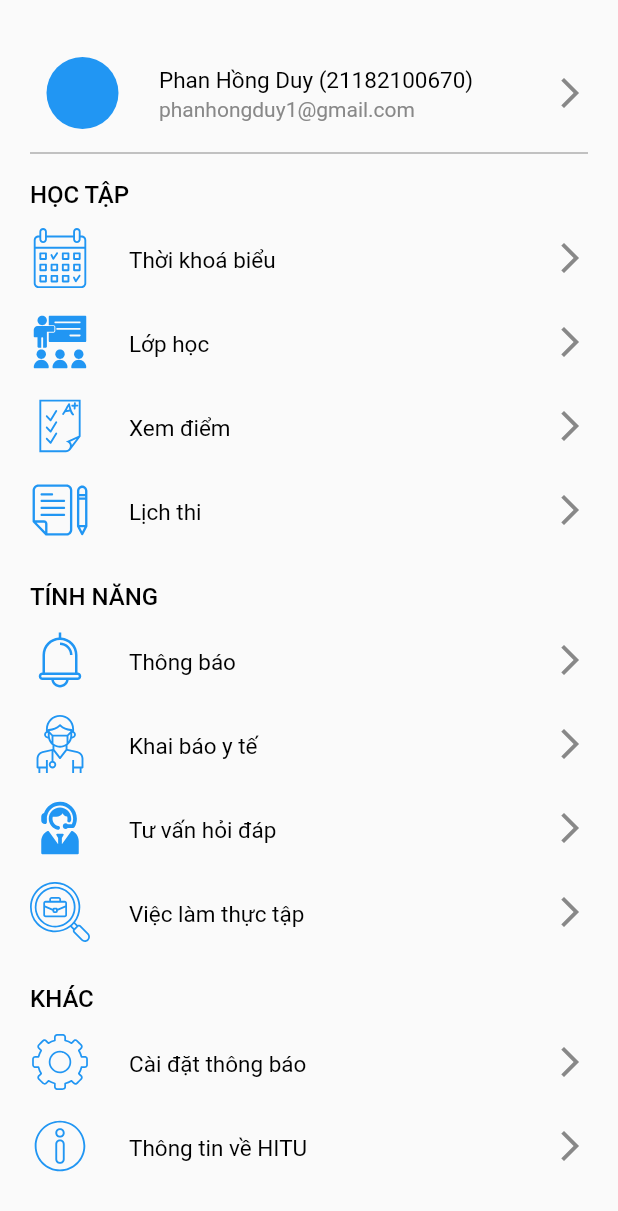
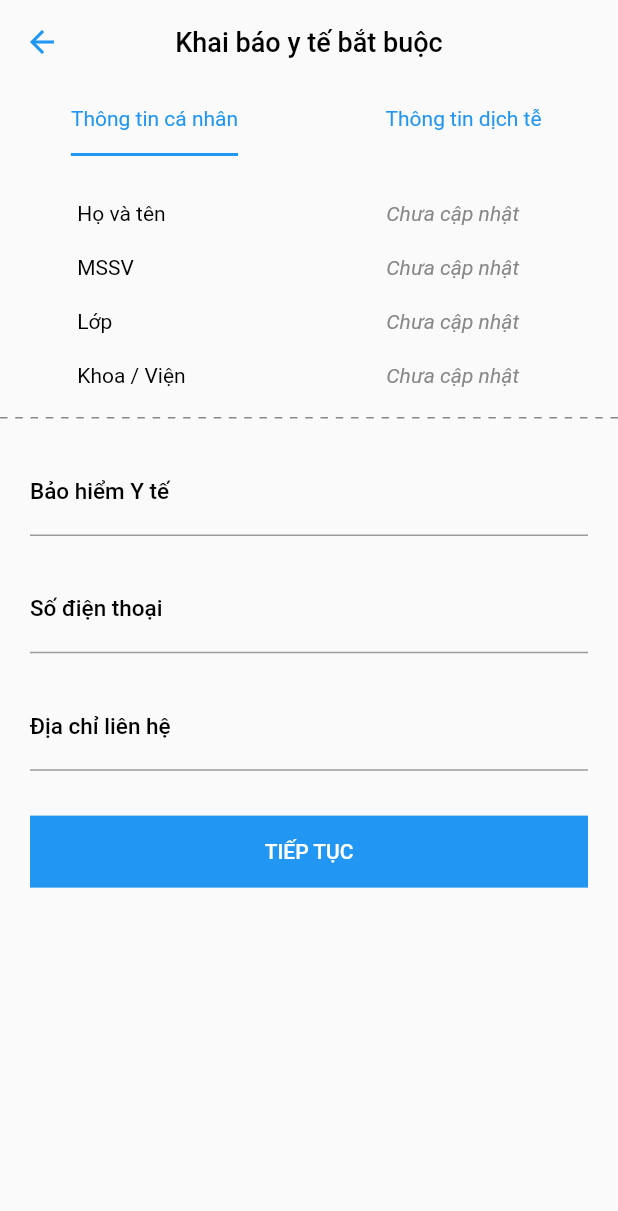
Before and after one commit to dlnthanh262/apphitu, a Flutter app: the FeatureScreen screen opened directly, after a tap on "Khai báo y tế", on a phone screen of 412 x 824 dp. Shown: the top 1211 px of the screen. Run offline on Flutter 3.47's test engine with Material 2 defaults, Android fonts, the phone set to English and light mode, and no system bars; our stand-ins replace cached_network_image, flutter_html, flutter_svg, fluttertoast, image_picker and 1 more; missing offline and left inert: dart:ffi.

Commit message:
Updated medical declaration

```diff
--- a/skeleton/lib/src/feature/feature_screen.dart
+++ b/skeleton/lib/src/feature/feature_screen.dart
@@ -9,6 +9,7 @@ import '../themes/dashed_line.dart';
 import 'academy_transcript/academy_transcript_screen.dart';
 import 'class/class_screen.dart';
 import 'exam_schedule/exam_schedule_screen.dart';
+import 'medical_declaration/medical_declaration_screen.dart';
 import 'notification/notification_screen.dart';
 
 class FeatureScreen extends StatefulWidget {
@@ -233,7 +234,12 @@ class _FeatureState extends State<FeatureScreen> {
                   Icons.arrow_forward_ios,
                   color: MGColors.grey,
                 ),
-                onTap: () {},
+                onTap: () {
+                  Navigator.push(
+                      context,
+                      MaterialPageRoute(
+                          builder: (_) => MedicalDeclarationScreen()));
+                },
               ),
               ListTile(
                 contentPadding: EdgeInsets.all(0),
--- /dev/null
+++ b/skeleton/lib/src/feature/medical_declaration/medical_declaration_screen.dart
@@ -0,0 +1,178 @@
+import 'package:flutter/material.dart';
+import 'package:skeleton/src/themes/dashed_line.dart';
+import 'package:skeleton/src/themes/my_app_theme.dart';
+import 'package:skeleton/src/themes/screen_utils.dart';
+import '../../themes/colors.dart';
+
+class MedicalDeclarationScreen extends StatefulWidget {
+  const MedicalDeclarationScreen({Key? key}) : super(key: key);
+
+  @override
+  State<StatefulWidget> createState() => _MedicalDeclarationState();
+}
+
+class _MedicalDeclarationState extends State<MedicalDeclarationScreen> {
+  @override
+  void initState() {
+    super.initState();
+  }
+
+  @override
+  void dispose() {
+    super.dispose();
+  }
+
+  @override
+  Widget build(BuildContext context) {
+    return DefaultTabController(
+        length: 2,
+        child: Scaffold(
+          appBar: AppBar(
+              elevation: 0,
+              leading: IconButton(
+                icon: Icon(Icons.arrow_back, color: MGColors.kMainColor),
+                onPressed: () => Navigator.of(context).pop(),
+              ),
+              title: Text(
+                "Khai báo y tế bắt buộc",
+                style: Theme.of(context).textTheme.textStyle18,
+              ),
+              centerTitle: true,
+              backgroundColor: Theme.of(context).canvasColor,
+              bottom: TabBar(indicatorSize: TabBarIndicatorSize.label, tabs: [
+                Tab(
+                    icon: Text(
+                  "Thông tin cá nhân",
+                  style: Theme.of(context)
+                      .textTheme
+                      .textStyle14
+                      .copyWith(color: MGColors.kMainColor),
+                )),
+                Tab(
+                    icon: Text(
+                  "Thông tin dịch tễ",
+                  style: Theme.of(context)
+                      .textTheme
+                      .textStyle14
+                      .copyWith(color: MGColors.kMainColor),
+                )),
+              ])),
+          body: TabBarView(
+            children: [
+              buildPersonalInfo(),
+              buildMedicalInfo(),
+            ],
+          ),
+        ));
+  }
+
+  Widget buildPersonalInfo() {
+    return SingleChildScrollView(
+      child: Column(
+        children: [
+          Padding(
+            padding: EdgeInsets.only(left: ScreenUtils.fullWidth(context) / 8, top: 30),
+            child: Row(
+              children: [
+                Container(
+                    width: ScreenUtils.fullWidth(context) / 2,
+                    child: Text("Họ và tên",
+                        style: Theme.of(context).textTheme.textStyle14)),
+                Text("Chưa cập nhật",
+                    style: Theme.of(context).textTheme.textStyle14Grey.copyWith(fontStyle: FontStyle.italic)),
+              ],
+            ),
+          ),
+          Padding(
+            padding: EdgeInsets.only(left: ScreenUtils.fullWidth(context) / 8, top: 20),
+            child: Row(
+              children: [
+                Container(
+                    width: ScreenUtils.fullWidth(context) / 2,
+                    child: Text("MSSV",
+                        style: Theme.of(context).textTheme.textStyle14)),
+                Text("Chưa cập nhật",
+                    style: Theme.of(context).textTheme.textStyle14Grey.copyWith(fontStyle: FontStyle.italic)),
+              ],
+            ),
+          ),
+          Padding(
+            padding: EdgeInsets.only(left: ScreenUtils.fullWidth(context) / 8, top: 20),
+            child: Row(
+              children: [
+                Container(
+                    width: ScreenUtils.fullWidth(context) / 2,
+                    child: Text("Lớp",
+                        style: Theme.of(context).textTheme.textStyle14)),
+                Text("Chưa cập nhật",
+                    style: Theme.of(context).textTheme.textStyle14Grey.copyWith(fontStyle: FontStyle.italic)),
+              ],
+            ),
+          ),
+          Padding(
+            padding: EdgeInsets.only(left: ScreenUtils.fullWidth(context) / 8, top: 20),
+            child: Row(
+              children: [
+                Container(
+                    width: ScreenUtils.fullWidth(context) / 2,
+                    child: Text("Khoa / Viện",
+                        style: Theme.of(context).textTheme.textStyle14)),
+                Text("Chưa cập nhật",
+                    style: Theme.of(context).textTheme.textStyle14Grey.copyWith(fontStyle: FontStyle.italic)),
+              ],
+            ),
+          ),
+          Padding(
+            padding: EdgeInsets.only(top: 20),
+            child: DashedLine(),
+          ),
+          Padding(
+            padding: EdgeInsets.only(left: 20, top: 20, right: 20),
+            child: TextField(
+              obscureText: false,
+              decoration: InputDecoration(
+                hintText: "Chưa cập nhật",
+                labelText: 'Bảo hiểm Y tế',
+                labelStyle: Theme.of(context).textTheme.textStyle15.copyWith(fontWeight: FontWeight.w500))
+              ),
+            ),
+          Padding(
+            padding: EdgeInsets.only(left: 20, top: 20, right: 20),
+            child: TextField(
+                obscureText: false,
+                decoration: InputDecoration(
+                    hintText: "Chưa cập nhật",
+                    labelText: 'Số điện thoại',
+                    labelStyle: Theme.of(context).textTheme.textStyle15.copyWith(fontWeight: FontWeight.w500))
+            ),
+          ),
+          Padding(
+            padding: EdgeInsets.only(left: 20, top: 20, right: 20),
+            child: TextField(
+                obscureText: false,
+                decoration: InputDecoration(
+                    hintText: "Chưa cập nhật",
+                    labelText: 'Địa chỉ liên hệ',
+                    labelStyle: Theme.of(context).textTheme.textStyle15.copyWith(fontWeight: FontWeight.w500))
+            ),
+          ),
+          Container(
+            width: ScreenUtils.getWidth(context),
+            color: MGColors.kMainColor,
+            margin: const EdgeInsets.only(top: 30.0, left: 20, right: 20),
+            child: TextButton(
+                onPressed: () {},
+                child: Text('TIẾP TỤC',
+                    style: TextStyle(color: MGColors.white))),
+          )
+        ],
+      ),
+    );
+  }
+
+  Widget buildMedicalInfo() {
+    return Column(
+      children: [],
+    );
+  }
+}
```
